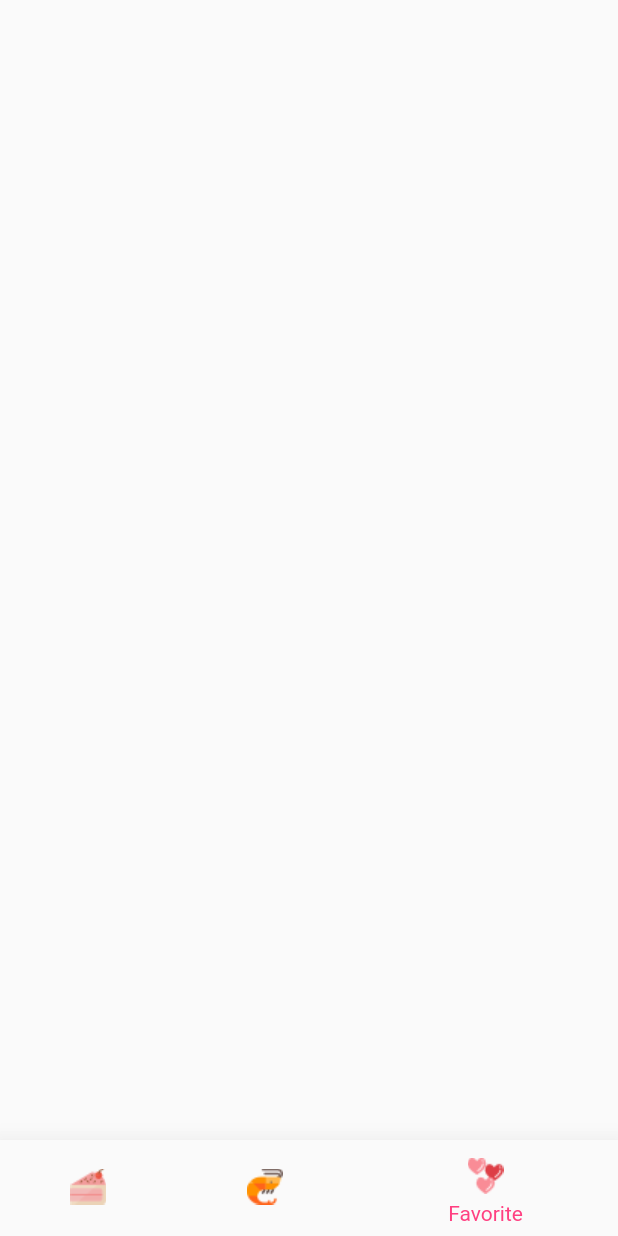
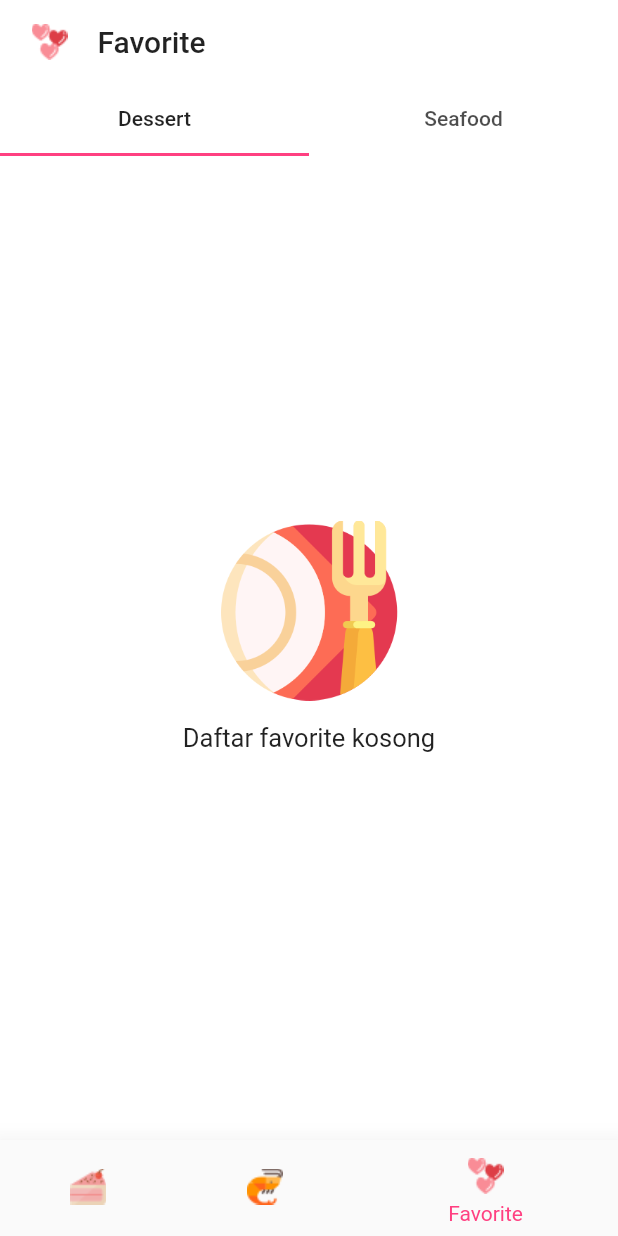
Before and after one commit to alfianyusufabdullah/meals-catalogue, a Flutter app: the screen it shows after launch, swiped to page 3, on a phone screen of 412 x 824 dp. Run offline on Flutter 3.47's test engine with Material 2 defaults, Android fonts, the light colour scheme and no system bars; our stand-ins replace cached_network_image, sqflite, synchronized; accounts and stored records are empty; network calls fail.

Commit message:
add favorite page

```diff
--- a/lib/ui/meals_favorite.dart
+++ b/lib/ui/meals_favorite.dart
@@ -1,4 +1,8 @@
 import 'package:flutter/material.dart';
+import 'package:meals_catalogue/data/meals_data.dart';
+import 'package:meals_catalogue/model/meals.dart';
+import 'package:meals_catalogue/ui/meals_favorite_page.dart';
+import 'package:meals_catalogue/ui/meals_item.dart';
 
 class MealsFavorite extends StatefulWidget {
   @override
@@ -6,8 +10,76 @@ class MealsFavorite extends StatefulWidget {
 }
 
 class _MealsFavoriteState extends State<MealsFavorite> {
+  List<Meals> _meals = [];
+  double _elevation = 0;
+  ScrollController _scrollController = ScrollController();
+
+  requestData() async {
+    List<Meals> response = await loadMealsFromNetwork("Seafood");
+    if (this.mounted) {
+      setState(() {
+        _meals = response;
+      });
+    }
+  }
+
+  @override
+  void initState() {
+    requestData();
+    _scrollController.addListener(() {
+      setState(() {
+        if (_scrollController.offset > 50) {
+          _elevation = 8.0;
+        } else {
+          _elevation = 0.0;
+        }
+      });
+    });
+    super.initState();
+  }
+
   @override
   Widget build(BuildContext context) {
-    return Container();
+    return Scaffold(
+      backgroundColor: Colors.white,
+      body: DefaultTabController(
+        length: 2,
+        child: NestedScrollView(
+          controller: _scrollController,
+          headerSliverBuilder: (context, inner) {
+            return [
+              SliverAppBar(
+                bottom: TabBar(tabs: [
+                  Tab(
+                    text: "Dessert",
+                  ),
+                  Tab(
+                    text: "Seafood",
+                  )
+                ]),
+                elevation: _elevation,
+                backgroundColor: Color.fromARGB(220, 255, 255, 255),
+                title: Row(
+                  children: <Widget>[
+                    Padding(
+                      padding: EdgeInsets.only(right: 20.0, left: 5.0),
+                      child: Image.asset("asset/hearts.png"),
+                    ),
+                    Text("Favorite"),
+                  ],
+                ),
+                floating: true,
+                pinned: true,
+                snap: false,
+              ),
+            ];
+          },
+          body: TabBarView(children: [
+            MealsFavoritePage(category: "dessert"),
+            MealsFavoritePage(category: "seafood"),
+          ]),
+        ),
+      ),
+    );
   }
 }
--- /dev/null
+++ b/lib/ui/meals_favorite_page.dart
@@ -0,0 +1,86 @@
+import 'package:flutter/material.dart';
+import 'package:meals_catalogue/data/meals_data.dart';
+import 'package:meals_catalogue/database/meals_database.dart';
+import 'package:meals_catalogue/model/meals.dart';
+import 'package:meals_catalogue/ui/meals_item.dart';
+
+class MealsFavoritePage extends StatefulWidget {
+  final String category;
+
+  const MealsFavoritePage({Key key, this.category}) : super(key: key);
+
+  @override
+  _MealsFavoritePageState createState() => _MealsFavoritePageState();
+}
+
+class _MealsFavoritePageState extends State<MealsFavoritePage> with WidgetsBindingObserver{
+  DatabaseHelper _databaseHelper = DatabaseHelper.instance;
+  List<Meals> _meals = [];
+
+  loadData() async {
+    List<Meals> result =
+        await loadMealsFromLocal(_databaseHelper, widget.category);
+    if (this.mounted) {
+      setState(() {
+        _meals = result;
+      });
+    }
+  }
+
+  @override
+  void initState() {
+    loadData();
+    WidgetsBinding.instance.addObserver(this);
+    super.initState();
+  }
+
+  @override
+  void dispose() {
+    WidgetsBinding.instance.removeObserver(this);
+    super.dispose();
+  }
+
+  @override
+  Future<bool> didPopRoute() {
+    loadData();
+    return super.didPopRoute();
+  }
+
+  @override
+  Widget build(BuildContext context) {
+    return home();
+  }
+
+  Widget home() {
+    if (_meals.length == 0) {
+      return Center(
+        child: Column(
+          mainAxisAlignment: MainAxisAlignment.center,
+          children: <Widget>[
+            Image.asset(
+              "asset/plate.png",
+              height: 120,
+              width: 120,
+            ),
+            Padding(
+              padding: EdgeInsets.all(15.0),
+              child: Text(
+                "Daftar favorite kosong",
+                style: TextStyle(fontSize: 17),
+              ),
+            )
+          ],
+        ),
+      );
+    } else {
+      return Container(
+        child: GridView.builder(
+            gridDelegate:
+                SliverGridDelegateWithFixedCrossAxisCount(crossAxisCount: 2),
+            itemCount: _meals.length,
+            itemBuilder: (context, position) =>
+                MealItem(_meals[position], position, "favorite-${widget.category}")),
+      );
+    }
+  }
+}
```
